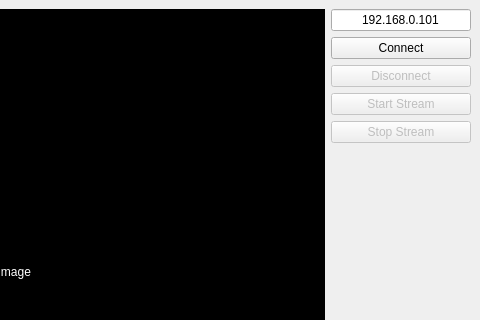
This is thermal_viewer.ui in sue9010/NEW_THERMALaNALYZER as Qt 5 draws it before an edit; both pictures show x 324 to 804 and y 0 to 320 of the 804 by 803 pixel window. The edited form follows.
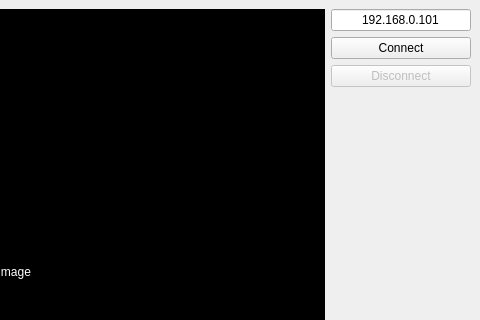
This is the edited form.

Commit message: start stream, stop stream을 connect disconnect와 연결

```diff
--- a/thermal_viewer.ui
+++ b/thermal_viewer.ui
@@ -65,26 +65,6 @@
           </property>
          </widget>
         </item>
-        <item>
-         <widget class="QPushButton" name="start_stream_button">
-          <property name="enabled">
-           <bool>false</bool>
-          </property>
-          <property name="text">
-           <string>Start Stream</string>
-          </property>
-         </widget>
-        </item>
-        <item>
-         <widget class="QPushButton" name="stop_stream_button">
-          <property name="enabled">
-           <bool>false</bool>
-          </property>
-          <property name="text">
-           <string>Stop Stream</string>
-          </property>
-         </widget>
-        </item>
         <item>
          <spacer name="verticalSpacer">
           <property name="orientation">
```
The commit also changes 1 other file.
